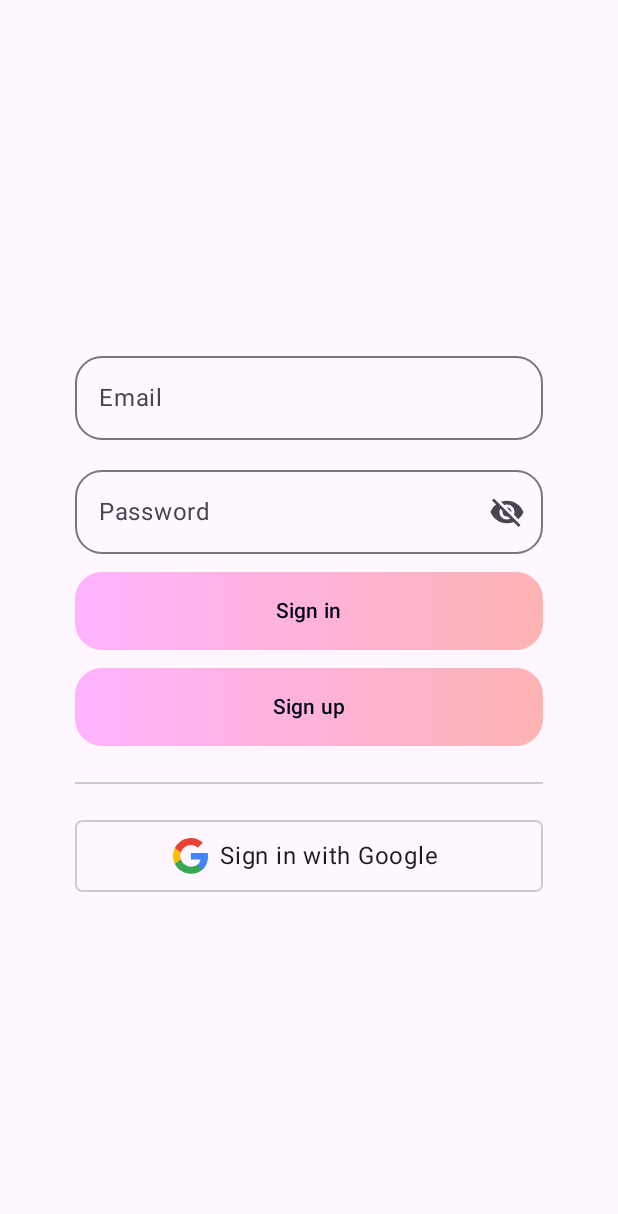
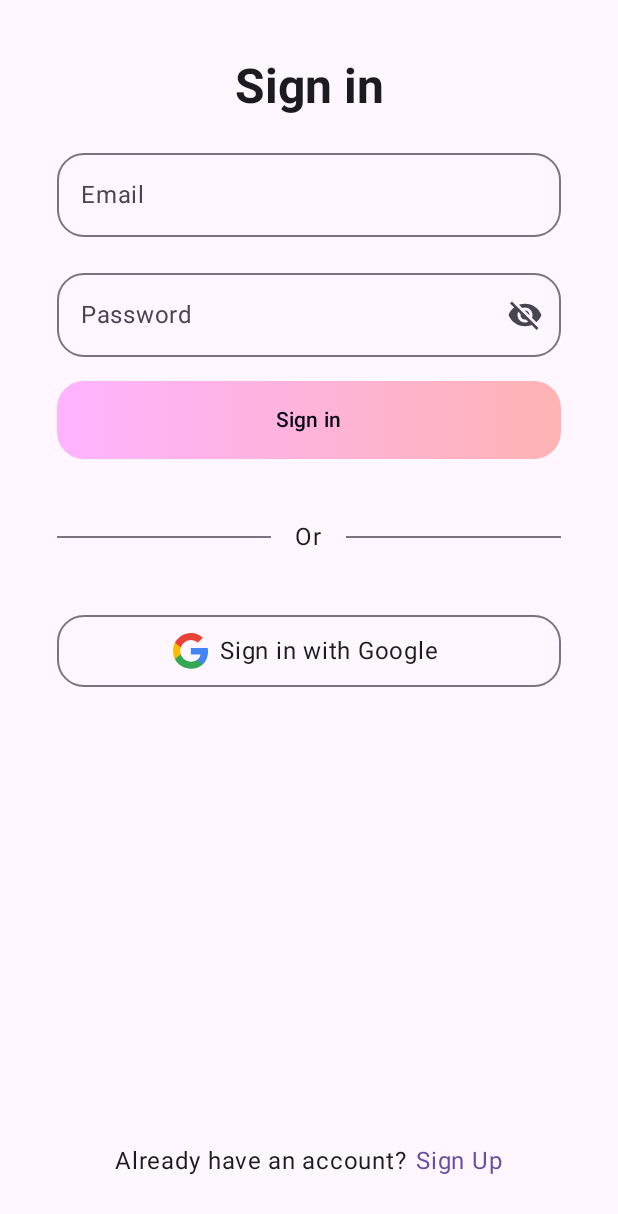
Before and after one commit to dylanwe/warrant-ease, an Android app built with Jetpack Compose: the screen it shows after launch (MainActivity), on a phone screen of 412 x 824 dp. Shown: the top 1214 px of the screen. Run offline under Robolectric (Android 15) with nearby library versions, the phone set to English and light mode, and no system bars; our stand-ins replace Firebase (no records; nobody signed in at launch, a user with empty details on screens opened directly).

Commit message:
sign in ui

```diff
--- a/android_app/app/src/main/java/com/example/androidapp/ui/sign_in/EmailSignInButton.kt
+++ b/android_app/app/src/main/java/com/example/androidapp/ui/sign_in/EmailSignInForm.kt
@@ -2,10 +2,8 @@ package com.example.androidapp.ui.sign_in
 
 import android.content.Context
 import android.widget.Toast
-import androidx.compose.foundation.background
 import androidx.compose.foundation.layout.Arrangement
 import androidx.compose.foundation.layout.Column
-import androidx.compose.foundation.layout.PaddingValues
 import androidx.compose.foundation.layout.fillMaxWidth
 import androidx.compose.foundation.shape.RoundedCornerShape
 import androidx.compose.foundation.text.KeyboardOptions
@@ -14,8 +12,6 @@ import androidx.compose.runtime.*
 import androidx.compose.runtime.saveable.rememberSaveable
 import androidx.compose.ui.ExperimentalComposeUiApi
 import androidx.compose.ui.Modifier
-import androidx.compose.ui.draw.clip
-import androidx.compose.ui.graphics.Color
 import androidx.compose.ui.platform.LocalContext
 import androidx.compose.ui.platform.LocalSoftwareKeyboardController
 import androidx.compose.ui.res.painterResource
@@ -26,11 +22,10 @@ import androidx.compose.ui.text.input.VisualTransformation
 import androidx.compose.ui.unit.dp
 import com.example.androidapp.R
 import com.example.androidapp.components.GradientButton
-import com.example.androidapp.ui.theme.AppTheme
 
 @OptIn(ExperimentalComposeUiApi::class)
 @Composable
-fun EmailSignInButton(
+fun EmailSignInForm(
     emailSignIn: (String, String) -> Unit,
     emailSignUp: (String, String) -> Unit
 ) {
@@ -41,7 +36,7 @@ fun EmailSignInButton(
     val keyboardController = LocalSoftwareKeyboardController.current
 
     Column(
-        verticalArrangement = Arrangement.spacedBy(12.dp)
+        verticalArrangement = Arrangement.spacedBy(16.dp)
     ) {
         OutlinedTextField(
             value = email,
@@ -82,13 +77,13 @@ fun EmailSignInButton(
                 emailSignIn(email, password)
             }
         )
-        GradientButton(
-            text = "Sign up",
-            onClick = {
-                keyboardController?.hide()
-                emailSignUp(email, password)
-            }
-        )
+        // GradientButton(
+        //     text = "Sign up",
+        //     onClick = {
+        //         keyboardController?.hide()
+        //         emailSignUp(email, password)
+        //     }
+        // )
     }
 }
 
--- a/android_app/app/src/main/java/com/example/androidapp/ui/sign_in/GoogleSignInButton.kt
+++ b/android_app/app/src/main/java/com/example/androidapp/ui/sign_in/GoogleSignInButton.kt
@@ -18,6 +18,7 @@ import androidx.compose.ui.res.painterResource
 import androidx.compose.ui.tooling.preview.Preview
 import androidx.compose.ui.unit.dp
 import com.example.androidapp.R
+import com.example.androidapp.ui.theme.AppTheme
 
 @Composable
 fun GoogleSignInButton(
@@ -26,8 +27,8 @@ fun GoogleSignInButton(
     icon: Painter,
     isLoading: Boolean = false,
     shape: Shape = RoundedCornerShape(5.dp),
-    borderColor: Color = Color.LightGray,
-    backgroundColor: Color = MaterialTheme.colorScheme.surface,
+    borderColor: Color = MaterialTheme.colorScheme.outline,
+    backgroundColor: Color = MaterialTheme.colorScheme.background,
     progressIndicatorColor: Color = MaterialTheme.colorScheme.primary,
     googleSignIn: () -> Unit
 ) {
--- a/android_app/app/src/main/java/com/example/androidapp/ui/sign_in/SignInScreen.kt
+++ b/android_app/app/src/main/java/com/example/androidapp/ui/sign_in/SignInScreen.kt
@@ -2,19 +2,16 @@ package com.example.androidapp.ui.sign_in
 
 import android.annotation.SuppressLint
 import android.app.Activity
-import androidx.compose.foundation.background
 import androidx.compose.foundation.layout.*
 import androidx.compose.foundation.shape.RoundedCornerShape
-import androidx.compose.material.icons.Icons
-import androidx.compose.material.icons.filled.Star
 import androidx.compose.material3.*
 import androidx.compose.runtime.*
 import androidx.compose.ui.Alignment
 import androidx.compose.ui.Modifier
-import androidx.compose.ui.draw.clip
-import androidx.compose.ui.graphics.Color
 import androidx.compose.ui.platform.LocalContext
 import androidx.compose.ui.res.painterResource
+import androidx.compose.ui.text.font.FontWeight
+import androidx.compose.ui.text.style.TextAlign
 import androidx.compose.ui.unit.dp
 import com.example.androidapp.R
 import com.example.androidapp.auth.EmailAuth
@@ -36,34 +33,57 @@ fun SignInScreen() {
         Column(
             modifier = Modifier
                 .fillMaxSize()
-                .padding(50.dp),
-            verticalArrangement = Arrangement.Center,
+                .padding(38.dp),
+            verticalArrangement = Arrangement.SpaceBetween,
             horizontalAlignment = Alignment.CenterHorizontally
         ) {
+            Column(verticalArrangement = Arrangement.spacedBy(16.dp)) {
+                Text(
+                    text = "Sign in",
+                    style = MaterialTheme.typography.headlineLarge,
+                    textAlign = TextAlign.Center,
+                    fontWeight = FontWeight.Bold,
+                    modifier = Modifier.fillMaxWidth(),
+                )
+
                 Column(
                     modifier = Modifier
                         .fillMaxWidth()
                 ) {
-                EmailSignInButton(
+                    EmailSignInForm(
                         emailSignIn = emailAuth::signIn,
                         emailSignUp = emailAuth::signUp
                     )
                 }
 
-            Spacer(modifier = Modifier.height(24.dp))
-            Divider(color = Color.LightGray)
-            Spacer(modifier = Modifier.height(24.dp))
+                Spacer(modifier = Modifier.height(8.dp))
+                Row(
+                    horizontalArrangement = Arrangement.spacedBy(16.dp),
+                    verticalAlignment = Alignment.CenterVertically
+                ) {
+                    Divider(color = MaterialTheme.colorScheme.outline, modifier = Modifier.weight(1f))
+                    Text(text = "Or")
+                    Divider(color = MaterialTheme.colorScheme.outline, modifier = Modifier.weight(1f))
+                }
+                Spacer(modifier = Modifier.height(8.dp))
 
                 GoogleSignInButton(
                     text = "Sign in with Google",
                     loadingText = "Signing in...",
                     isLoading = isGoogleLoading,
                     icon = painterResource(id = R.drawable.ic_google_logo),
+                    shape = RoundedCornerShape(18.dp),
                     googleSignIn = {
                         isGoogleLoading = true
                         googleAuth.signIn()
                     }
                 )
             }
+
+            Row(horizontalArrangement = Arrangement.spacedBy(6.dp)) {
+                Text(text = "Already have an account?")
+                Text(text = "Sign Up", color = MaterialTheme.colorScheme.primary)
             }
         }
+    }
+}
```
Lines whose indentation alone changed are shown as unchanged.
